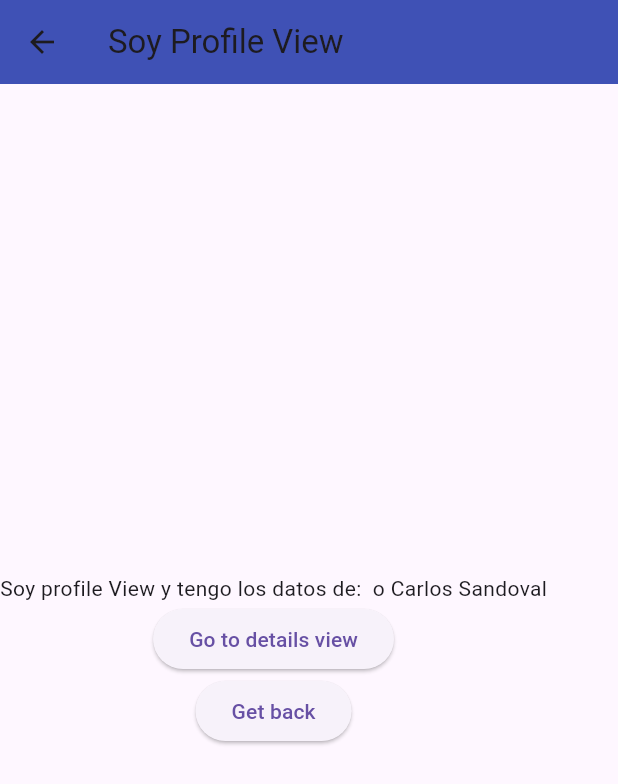
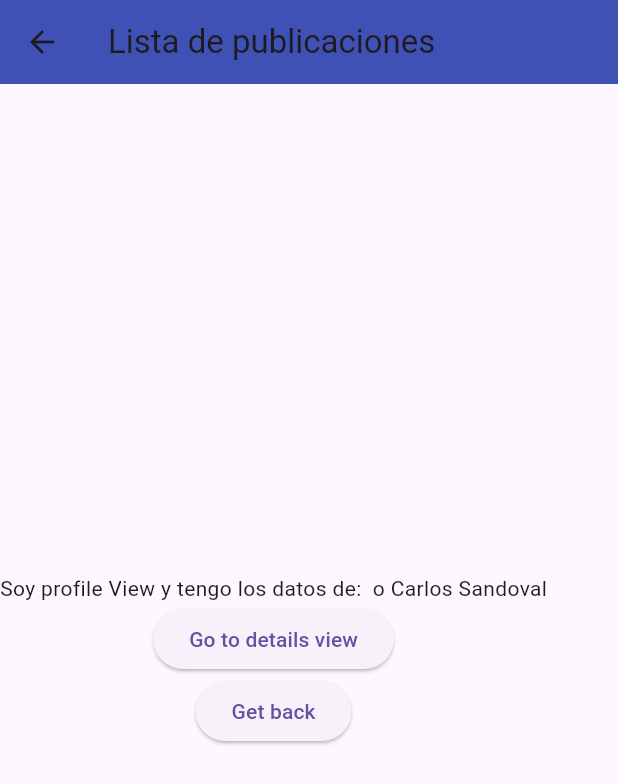
Before and after one commit to csandovalgt/bootcamp_lessons, a Flutter app: the screen it shows after launch, after a tap on "Go to profile", on a phone screen of 412 x 824 dp. Shown: the top 784 px of the screen. Run offline on Flutter 3.47's test engine with Material 2 defaults, Android fonts, the phone set to English and light mode, and no system bars.

```diff
--- a/lib/main.dart
+++ b/lib/main.dart
@@ -1,6 +1,7 @@
 import 'dart:typed_data';
 import 'dart:ui';
 
+import 'package:bootcamp_practices/routes.dart';
 import 'package:bootcamp_practices/ui/views/details_view.dart';
 import 'package:bootcamp_practices/ui/views/home_view.dart';
 import 'package:bootcamp_practices/ui/views/profile_view.dart';
@@ -24,12 +25,13 @@ class MyApp extends StatelessWidget {
         useMaterial3: true,
         primarySwatch: Colors.blue,
       ),
-      home: const MyHomePage(title: 'Flutter Demo Home Page'),
+      //home: const MyHomePage(title: 'Flutter Demo Home Page'),
       routes: <String, WidgetBuilder> {
-        '/profile': (BuildContext context) => const ProfileView(),
-        '/details' : (BuildContext context) => const DetailsView(),
+        AppRoutes.homeRoute: (BuildContext context) => const HomeView(),
+        AppRoutes.profileRoute: (BuildContext context) => const ProfileView(),
+        AppRoutes.detailsRoute : (BuildContext context) => const DetailsView(),
       },
-      onGenerateRoute: (settings) {
+      /*onGenerateRoute: (settings) {
         if (settings.name=='profile') {
           final ProfileArguments args = settings.arguments as ProfileArguments;
 
@@ -39,7 +41,7 @@ class MyApp extends StatelessWidget {
             );
           });
         }
-      },
+      },*/
     );
 
   }
@@ -63,3 +65,40 @@ class _MyHomePageState extends State<MyHomePage> {
     );
   }
 }
+
+
+
+
+// casteo: convertir una variable de un tipo a otra, o de una clase a otra
+/*
+Humano humanoUno;
+
+Ninio ninioUno;
+
+
+Humano humanoDos = Ninio();
+
+Ninio nionioDos = Humano() as Ninio;
+
+class Humano {
+
+}
+
+String string = 23 as String;
+
+
+class Ninio extends Humano {
+
+}*/
+
+/*
+class DetailsArguments {
+
+}
+
+class LoginArguments {
+
+}
+
+
+*/
--- /dev/null
+++ b/lib/routes.dart
@@ -0,0 +1,5 @@
+class AppRoutes {
+  static String homeRoute = '/';
+  static String profileRoute = "/profile-route";
+  static String detailsRoute = "/details";
+}
--- a/lib/ui/views/details_view.dart
+++ b/lib/ui/views/details_view.dart
@@ -7,15 +7,15 @@ class DetailsView extends StatelessWidget {
   Widget build(BuildContext context) {
     return Scaffold(
       appBar: AppBar(
-        title: Text("Soy Profile View"),
+        title: Text("Pantalla de la publicacion"),
         backgroundColor: Colors.blue,
       ),
       body: Column(
         children: [
           Text("Soy details View"),
           ElevatedButton(onPressed: () {
-
-          }, child: Text("Go  view"),)
+            Navigator.popUntil(context, ModalRoute.withName('/'));
+          }, child: Text("Go  back"),)
         ],
       ),
     );
--- a/lib/ui/views/home_view.dart
+++ b/lib/ui/views/home_view.dart
@@ -1,6 +1,9 @@
+import 'package:bootcamp_practices/routes.dart';
 import 'package:bootcamp_practices/ui/views/profile_view.dart';
 import 'package:flutter/cupertino.dart';
 import 'package:flutter/material.dart';
+
+import '../../application/app_logic.dart';
 import '../components/custom_form_field.dart';
 
 class HomeView extends StatefulWidget {
@@ -29,12 +32,26 @@ class _HomeViewState extends State<HomeView> {
       body: Center(
         child: ElevatedButton(
             onPressed: () async {
-              bool result = await Navigator.pushNamed(
+              //AppLogic.login("usuario","passwrod", context);
+
+
+              Navigator.pushNamed(
+                context,
+                AppRoutes.profileRoute,
+                arguments: ProfileArguments(
+                  name: "Carlos Sandoval",
+                  age: 20,
+                  id: "dfsdfijj939834",
+                  isAuthenticated: true,
+                ),
+              );
+
+              /* bool result = await Navigator.pushNamed(
                 context,
                 '/profile',
                 arguments: ProfileArguments(name: "Carlos Sandoval"),
-              ) as bool;
-              print("I've got the value: $result");
+              ) as bool;*/
+              // print("I've got the value: $result");
 
               /*Navigator.pushNamed(
                 context,
@@ -43,7 +60,11 @@ class _HomeViewState extends State<HomeView> {
               ).then((value) {
                 print("I've got the value: $value");
               });*/
-              /*Navigator.push(
+
+              //pseudocodigo si quisiera usar un manejador de estado global
+              //EstadoGlobal.updateName("Carlos");
+
+              /* Navigator.push(
                 context,
                 MaterialPageRoute(
                   builder: (context) => const ProfileView(
@@ -51,8 +72,12 @@ class _HomeViewState extends State<HomeView> {
                   ),
                 ),
               );*/
+
+
+
+
             },
-            child: Text("Go to profile")),
+            child: Text("Go to profile"),),
       ),
     );
   }
--- a/lib/ui/views/profile_view.dart
+++ b/lib/ui/views/profile_view.dart
@@ -7,23 +7,29 @@ class ProfileView extends StatefulWidget {
     this.userName = "",
   }) : super(key: key);
 
+
   @override
   State<ProfileView> createState() => _ProfileViewState();
 }
 
 class _ProfileViewState extends State<ProfileView> {
+  String name = "";
+
   @override
   void initState() {
     super.initState();
+    //name = EstadoGlobal.getname();
   }
 
   @override
   Widget build(BuildContext context) {
     final ProfileArguments args = ModalRoute.of(context)!.settings.arguments as ProfileArguments;
+    /// segunda forma de acceder a los argumentos
+
 
     return Scaffold(
       appBar: AppBar(
-        title: Text("Soy Profile View"),
+        title: Text("Lista de publicaciones"),
         backgroundColor: Colors.indigo,
       ),
       body: Column(
@@ -31,6 +37,7 @@ class _ProfileViewState extends State<ProfileView> {
         crossAxisAlignment: CrossAxisAlignment.center,
         children: [
           Text("Soy profile View y tengo los datos de: ${widget.userName} o ${args.name}"),
+          //Text("Soy profile View y tengo los datos de: ${widget.userName}"),
           ElevatedButton(
             onPressed: () {
               Navigator.pushNamed(context, '/details');
@@ -39,7 +46,7 @@ class _ProfileViewState extends State<ProfileView> {
           ),
           ElevatedButton(
             onPressed: () {
-              Navigator.of(context).pop(true);
+              Navigator.of(context).pop();
             },
             child: Text("Get back"),
           ),
@@ -51,5 +58,14 @@ class _ProfileViewState extends State<ProfileView> {
 
 class ProfileArguments {
   final String name;
-  ProfileArguments({required this.name});
+  final bool isAuthenticated;
+  final int age;
+  final String id;
+
+  ProfileArguments({
+    required this.name,
+    required this.isAuthenticated,
+    required this.age,
+    required this.id,
+  });
 }
```
Also changed, not shown: lib/application/app_logic.dart (added, +24 -0 lines).
